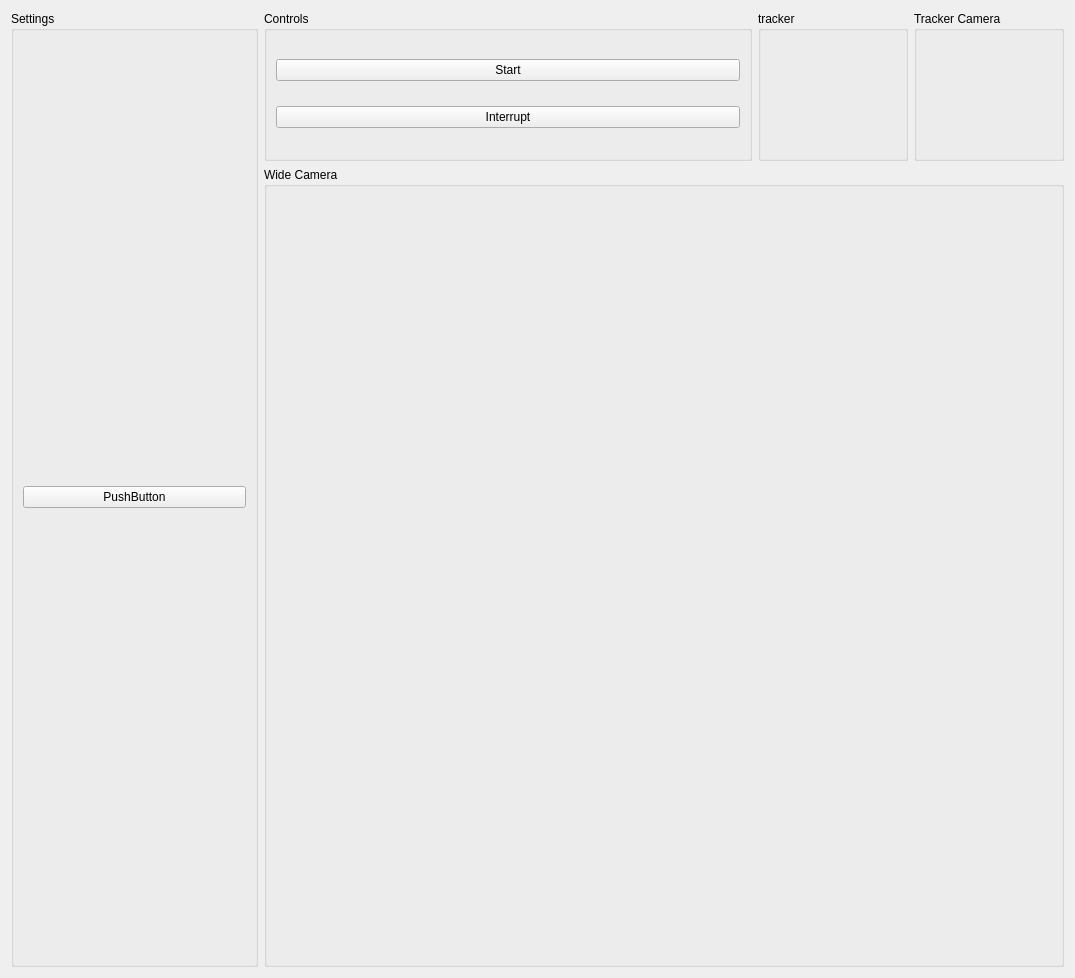
Qt form AntCamMS/ant_watch_plot.ui (LechenQian/Mouse_training_setup_code) before a commit.
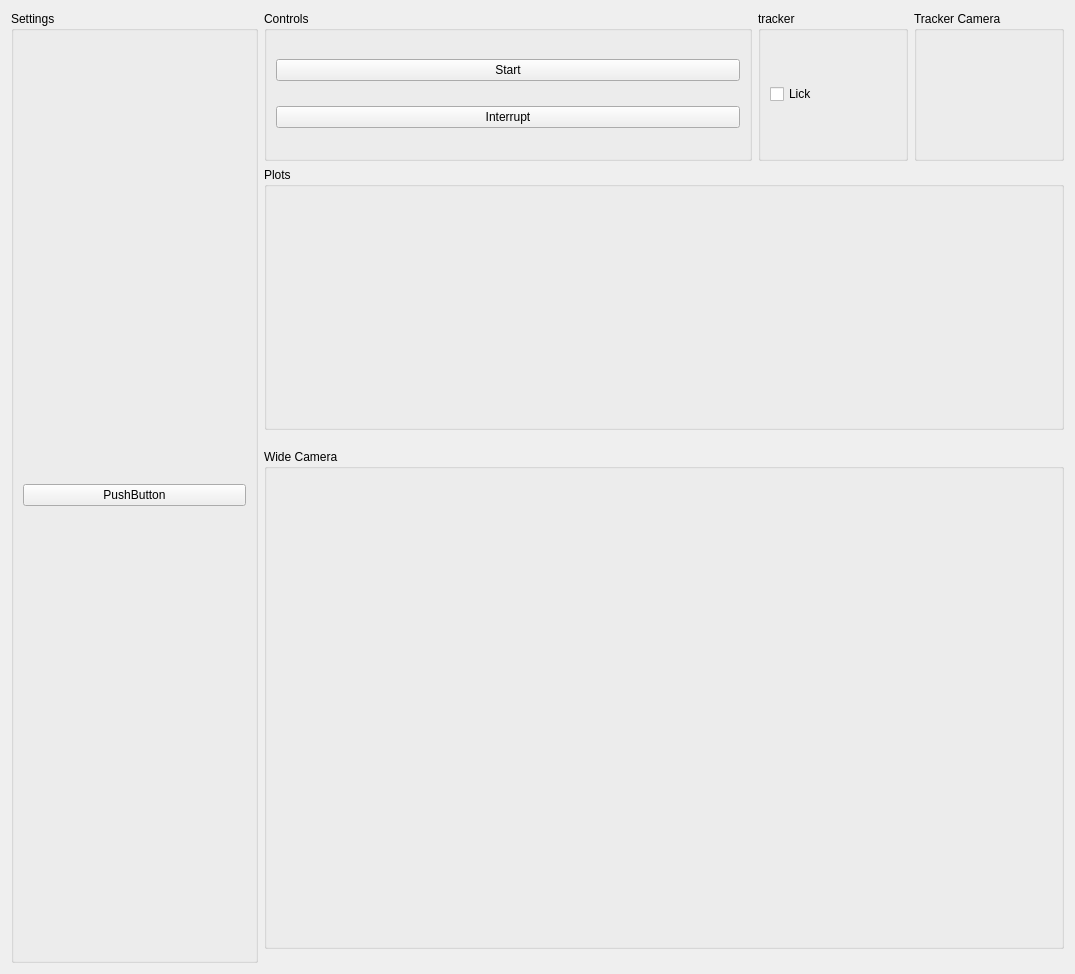
The same form after that commit.

The edit to the form file:
```diff
--- a/AntCamMS/ant_watch_plot.ui
+++ b/AntCamMS/ant_watch_plot.ui
@@ -19,7 +19,85 @@
   <property name="styleSheet">
    <string notr="true"/>
   </property>
-  <layout class="QGridLayout" name="gridLayout_2" rowstretch="0,0,0">
+  <layout class="QGridLayout" name="gridLayout_2" rowstretch="0,0,0,0">
+   <item row="2" column="1" rowspan="2" colspan="3">
+    <widget class="QGroupBox" name="wide_cam_groupBox">
+     <property name="sizePolicy">
+      <sizepolicy hsizetype="Fixed" vsizetype="Fixed">
+       <horstretch>0</horstretch>
+       <verstretch>0</verstretch>
+      </sizepolicy>
+     </property>
+     <property name="minimumSize">
+      <size>
+       <width>800</width>
+       <height>500</height>
+      </size>
+     </property>
+     <property name="maximumSize">
+      <size>
+       <width>800</width>
+       <height>500</height>
+      </size>
+     </property>
+     <property name="styleSheet">
+      <string notr="true"/>
+     </property>
+     <property name="title">
+      <string>Wide Camera</string>
+     </property>
+     <layout class="QVBoxLayout" name="verticalLayout_3"/>
+    </widget>
+   </item>
+   <item row="0" column="2">
+    <widget class="QGroupBox" name="tracker_groupBox">
+     <property name="sizePolicy">
+      <sizepolicy hsizetype="Fixed" vsizetype="Fixed">
+       <horstretch>0</horstretch>
+       <verstretch>0</verstretch>
+      </sizepolicy>
+     </property>
+     <property name="minimumSize">
+      <size>
+       <width>150</width>
+       <height>150</height>
+      </size>
+     </property>
+     <property name="maximumSize">
+      <size>
+       <width>150</width>
+       <height>150</height>
+      </size>
+     </property>
+     <property name="baseSize">
+      <size>
+       <width>0</width>
+       <height>0</height>
+      </size>
+     </property>
+     <property name="styleSheet">
+      <string notr="true"/>
+     </property>
+     <property name="title">
+      <string>tracker</string>
+     </property>
+     <layout class="QVBoxLayout" name="verticalLayout_4">
+      <item>
+       <widget class="QCheckBox" name="lick_checkBox">
+        <property name="enabled">
+         <bool>true</bool>
+        </property>
+        <property name="text">
+         <string>Lick</string>
+        </property>
+        <property name="checkable">
+         <bool>true</bool>
+        </property>
+       </widget>
+      </item>
+     </layout>
+    </widget>
+   </item>
    <item row="0" column="3">
     <widget class="QGroupBox" name="track_cam_groupBox">
      <property name="sizePolicy">
@@ -55,35 +133,6 @@
      <layout class="QVBoxLayout" name="verticalLayout_2"/>
     </widget>
    </item>
-   <item row="1" column="1" rowspan="2" colspan="3">
-    <widget class="QGroupBox" name="wide_cam_groupBox">
-     <property name="sizePolicy">
-      <sizepolicy hsizetype="Fixed" vsizetype="Fixed">
-       <horstretch>0</horstretch>
-       <verstretch>0</verstretch>
-      </sizepolicy>
-     </property>
-     <property name="minimumSize">
-      <size>
-       <width>800</width>
-       <height>800</height>
-      </size>
-     </property>
-     <property name="maximumSize">
-      <size>
-       <width>800</width>
-       <height>800</height>
-      </size>
-     </property>
-     <property name="styleSheet">
-      <string notr="true"/>
-     </property>
-     <property name="title">
-      <string>Wide Camera</string>
-     </property>
-     <layout class="QVBoxLayout" name="verticalLayout_3"/>
-    </widget>
-   </item>
    <item row="0" column="1">
     <widget class="QGroupBox" name="controls_groupBox">
      <property name="sizePolicy">
@@ -122,7 +171,7 @@
      </layout>
     </widget>
    </item>
-   <item row="0" column="0" rowspan="3">
+   <item row="0" column="0" rowspan="4">
     <widget class="QGroupBox" name="settings_groupBox">
      <property name="sizePolicy">
       <sizepolicy hsizetype="Minimum" vsizetype="Preferred">
@@ -147,37 +196,10 @@
      </layout>
     </widget>
    </item>
-   <item row="0" column="2">
-    <widget class="QGroupBox" name="tracker_groupBox">
-     <property name="sizePolicy">
-      <sizepolicy hsizetype="Fixed" vsizetype="Fixed">
-       <horstretch>0</horstretch>
-       <verstretch>0</verstretch>
-      </sizepolicy>
-     </property>
-     <property name="minimumSize">
-      <size>
-       <width>150</width>
-       <height>150</height>
-      </size>
-     </property>
-     <property name="maximumSize">
-      <size>
-       <width>150</width>
-       <height>150</height>
-      </size>
-     </property>
-     <property name="baseSize">
-      <size>
-       <width>0</width>
-       <height>0</height>
-      </size>
-     </property>
-     <property name="styleSheet">
-      <string notr="true"/>
-     </property>
+   <item row="1" column="1" colspan="3">
+    <widget class="QGroupBox" name="plot_groupBox">
      <property name="title">
-      <string>tracker</string>
+      <string>Plots</string>
      </property>
      <layout class="QVBoxLayout" name="verticalLayout_4"/>
     </widget>
```
Left out of the diff: 1 changed line with no effect on the pictures.
